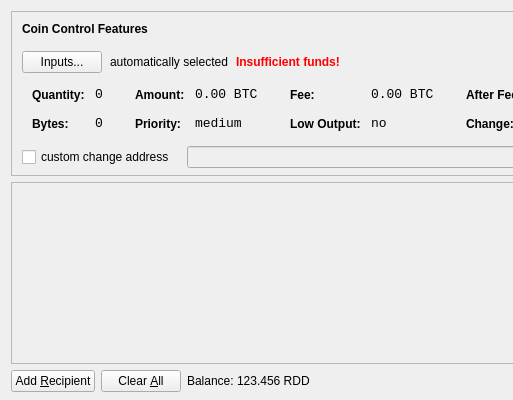
The window that src/qt/forms/sendcoinsdialog.ui (punt-project/Punt) describes before a commit, drawn with Qt 5; both pictures show x 0 to 513 and y 0 to 400 of the 850 by 400 pixel window.
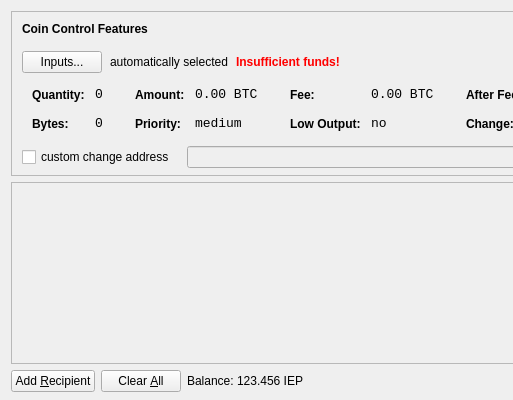
The same window after the commit. Icons and pictures are not drawn.

What changed in the file:
```diff
--- a/src/qt/forms/sendcoinsdialog.ui
+++ b/src/qt/forms/sendcoinsdialog.ui
@@ -720,7 +720,7 @@
           <cursorShape>IBeamCursor</cursorShape>
          </property>
          <property name="text">
-          <string>123.456 RDD</string>
+          <string>123.456 IEP</string>
          </property>
          <property name="textInteractionFlags">
           <set>Qt::LinksAccessibleByMouse|Qt::TextSelectableByKeyboard|Qt::TextSelectableByMouse</set>
```
